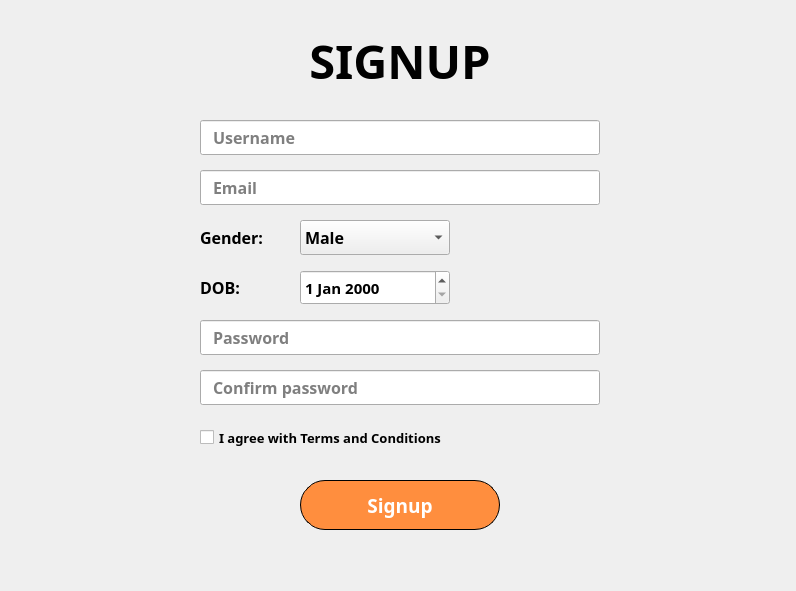
First picture: the form in Lesson5/signup.ui, repository trungsliver/MK-C4K-PTA22, before the edit.
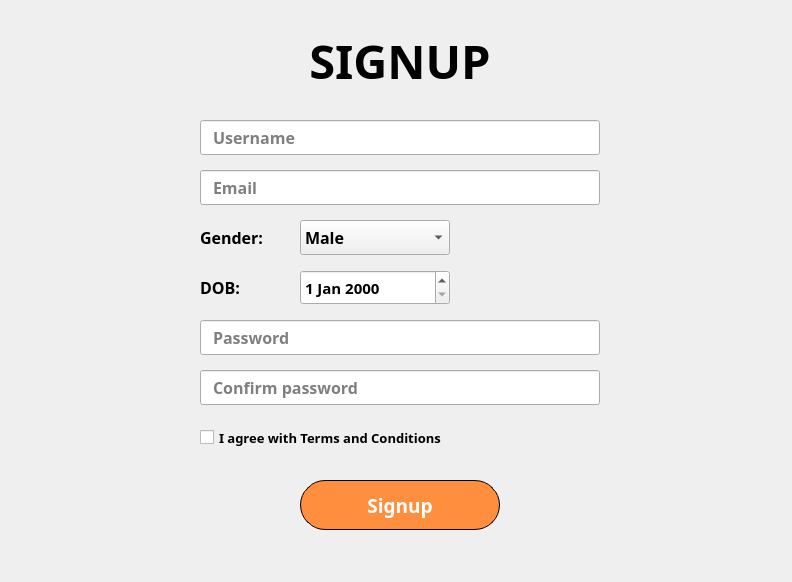
Second picture: the form after the edit.

What changed in the file:
```diff
--- a/Lesson5/signup.ui
+++ b/Lesson5/signup.ui
@@ -6,8 +6,8 @@
    <rect>
     <x>0</x>
     <y>0</y>
-    <width>796</width>
-    <height>591</height>
+    <width>792</width>
+    <height>582</height>
    </rect>
   </property>
   <property name="windowTitle">
```
